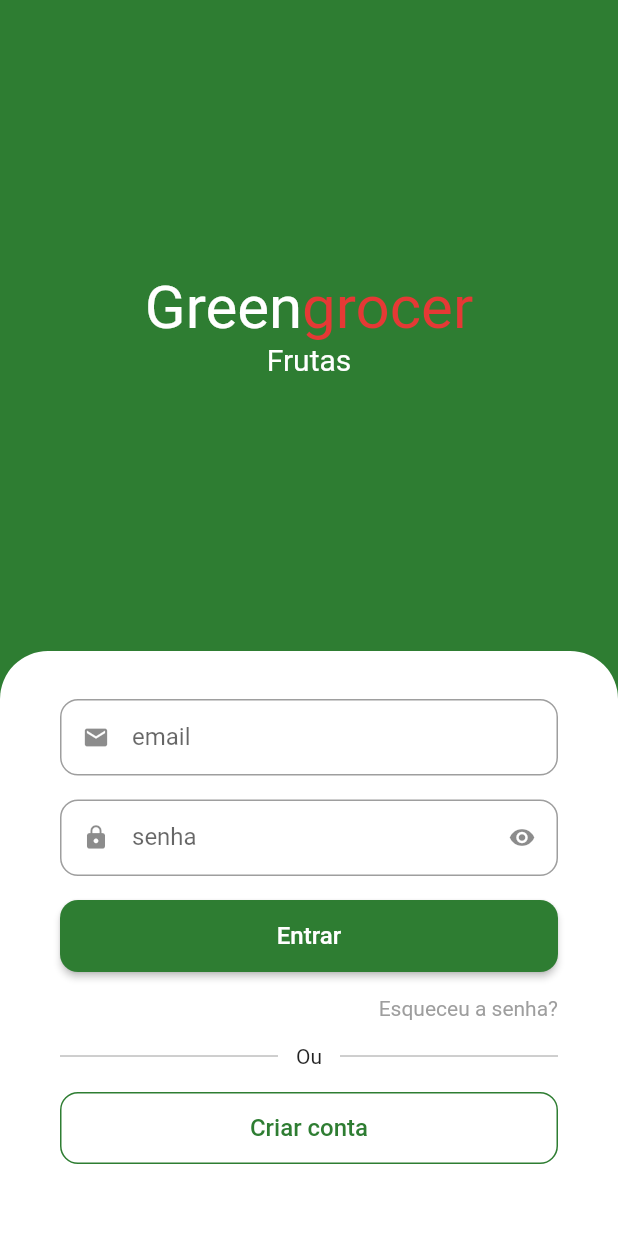
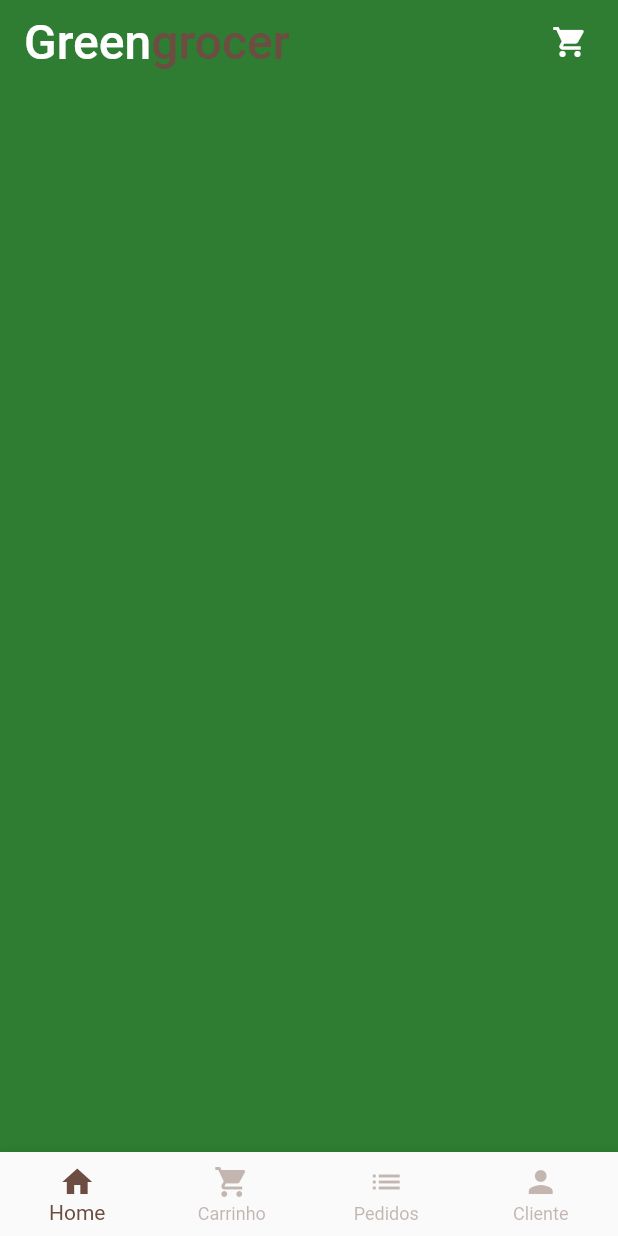
Before and after one commit to matmeirelles/green-grocery-course, a Flutter app: the screen it shows after launch, after a tap on "Entrar", on a phone screen of 412 x 824 dp. Run offline on Flutter 3.47's test engine with Material 2 defaults, Android fonts, the phone set to English and light mode, and no system bars; drawn by our look-alikes of animated_text_kit; our stand-ins replace mask_text_input_formatter.

Commit message:
starting development of home and bottom navigation

```diff
--- a/lib/common/foundations/custom_colors.dart
+++ b/lib/common/foundations/custom_colors.dart
@@ -15,6 +15,6 @@ const Map<int, Color> _swatchOpacity = {
 
 abstract class CustomColors {
   static Color primaryColor = Colors.green.shade800;
-  static Color secondaryColor = Colors.red.shade600;
+  static Color secondaryColor = Colors.brown.shade600;
   static const MaterialColor customColorSwatch = MaterialColor(0xFF2e7d32, _swatchOpacity);
 }
--- /dev/null
+++ b/lib/common/widgets/app_logo_title.dart
@@ -0,0 +1,33 @@
+import 'package:flutter/material.dart';
+import '../foundations/custom_colors.dart';
+
+class AppLogoTitle extends StatelessWidget {
+  final double fontSize;
+  const AppLogoTitle({
+    Key? key,
+    required this.fontSize,
+  }) : super(key: key);
+
+  @override
+  Widget build(BuildContext context) {
+    return Text.rich(TextSpan(
+      style: TextStyle(
+        fontSize: fontSize,
+      ),
+      children: [
+        const TextSpan(
+          text: 'Green',
+          style: TextStyle(
+            color: Colors.white,
+          ),
+        ),
+        TextSpan(
+          text: 'grocer',
+          style: TextStyle(
+            color: CustomColors.secondaryColor,
+          ),
+        )
+      ],
+    ));
+  }
+}
--- a/lib/features/auth/presentation/screens/sign_in_screen.dart
+++ b/lib/features/auth/presentation/screens/sign_in_screen.dart
@@ -2,11 +2,12 @@ import 'package:animated_text_kit/animated_text_kit.dart';
 import 'package:flutter/material.dart';
 import 'package:green_grocery_course/common/foundations/app_sizes.dart';
 import 'package:green_grocery_course/common/foundations/app_spacings.dart';
-import 'package:green_grocery_course/common/foundations/custom_colors.dart';
 import 'package:green_grocery_course/common/widgets/app_form.dart';
+import 'package:green_grocery_course/common/widgets/app_logo_title.dart';
 import 'package:green_grocery_course/common/widgets/app_text_field.dart';
 import 'package:green_grocery_course/common/widgets/app_button.dart';
 import 'package:green_grocery_course/features/auth/presentation/screens/sign_up_screen.dart';
+import 'package:green_grocery_course/features/base/presentation/screens/base_screen.dart';
 
 class SignInScreen extends StatelessWidget {
   const SignInScreen({super.key});
@@ -15,7 +16,6 @@ class SignInScreen extends StatelessWidget {
   Widget build(BuildContext context) {
     final size = MediaQuery.of(context).size;
     return Scaffold(
-      backgroundColor: Theme.of(context).primaryColor,
       body: SingleChildScrollView(
         child: SizedBox(
           height: size.height,
@@ -27,25 +27,9 @@ class SignInScreen extends StatelessWidget {
                   child: Column(
                     mainAxisAlignment: MainAxisAlignment.center,
                     children: <Widget>[
-                      Text.rich(TextSpan(
-                        style: const TextStyle(
-                          fontSize: AppSizes.sizesBase10,
-                        ),
-                        children: [
-                          const TextSpan(
-                            text: 'Green',
-                            style: TextStyle(
-                              color: Colors.white,
-                            ),
-                          ),
-                          TextSpan(
-                            text: 'grocer',
-                            style: TextStyle(
-                              color: CustomColors.secondaryColor,
-                            ),
-                          )
-                        ],
-                      )),
+                      const AppLogoTitle(
+                        fontSize: AppSizes.sizesBase10,
+                      ),
                       SizedBox(
                         height: AppSizes.sizesBase06,
                         child: DefaultTextStyle(
@@ -89,7 +73,10 @@ class SignInScreen extends StatelessWidget {
                   ),
                   AppButton(
                     lable: 'Entrar',
-                    onClick: () {},
+                    onClick: () {
+                      Navigator.of(context)
+                          .pushReplacement(MaterialPageRoute(builder: (context) => const BaseScreen()));
+                    },
                   ),
                   const SizedBox(
                     height: AppSpacings.spacingInnerBase04,
--- a/lib/features/auth/presentation/screens/sign_up_screen.dart
+++ b/lib/features/auth/presentation/screens/sign_up_screen.dart
@@ -64,6 +64,7 @@ class SignUpScreen extends StatelessWidget {
                         label: 'celular',
                         icon: Icons.phone,
                         inputFormatters: [AppFormatters.phoneFormatter],
+                        keyboardType: TextInputType.number,
                       ),
                       const SizedBox(
                         height: AppSpacings.spacingInnerBase04,
@@ -72,6 +73,7 @@ class SignUpScreen extends StatelessWidget {
                         label: 'cpf',
                         icon: Icons.contact_page,
                         inputFormatters: [AppFormatters.cpfFormatter],
+                        keyboardType: TextInputType.number,
                       ),
                       const SizedBox(
                         height: AppSpacings.spacingInnerBase04,
--- /dev/null
+++ b/lib/features/base/presentation/screens/base_screen.dart
@@ -0,0 +1,67 @@
+import 'package:flutter/material.dart';
+import 'package:green_grocery_course/common/foundations/custom_colors.dart';
+import 'package:green_grocery_course/features/home/presentation/screens/home_screen.dart';
+
+class BaseScreen extends StatefulWidget {
+  const BaseScreen({super.key});
+
+  @override
+  State<BaseScreen> createState() => _BaseScreenState();
+}
+
+class _BaseScreenState extends State<BaseScreen> {
+  int currentIndex = 0;
+  final pageController = PageController();
+
+  @override
+  Widget build(BuildContext context) {
+    return Scaffold(
+      body: PageView(
+        controller: pageController,
+        physics: const NeverScrollableScrollPhysics(),
+        children: [
+          const HomeScreen(),
+          Container(
+            color: Colors.green,
+          ),
+          Container(
+            color: Colors.yellow,
+          ),
+          Container(
+            color: Colors.blue,
+          ),
+        ],
+      ),
+      bottomNavigationBar: BottomNavigationBar(
+        currentIndex: currentIndex,
+        type: BottomNavigationBarType.fixed,
+        selectedItemColor: CustomColors.secondaryColor,
+        unselectedItemColor: CustomColors.secondaryColor.withAlpha(100),
+        onTap: (index) {
+          setState(() {
+            currentIndex = index;
+            pageController.jumpToPage(index);
+          });
+        },
+        items: const <BottomNavigationBarItem>[
+          BottomNavigationBarItem(
+            icon: Icon(Icons.home),
+            label: 'Home',
+          ),
+          BottomNavigationBarItem(
+            icon: Icon(Icons.shopping_cart),
+            label: 'Carrinho',
+          ),
+          BottomNavigationBarItem(
+            icon: Icon(Icons.list),
+            label: 'Pedidos',
+          ),
+          BottomNavigationBarItem(
+            icon: Icon(Icons.person),
+            label: 'Cliente',
+          ),
+        ],
+      ),
+    );
+  }
+}
--- /dev/null
+++ b/lib/features/home/presentation/screens/home_screen.dart
@@ -0,0 +1,34 @@
+import 'package:flutter/material.dart';
+import 'package:green_grocery_course/common/foundations/app_spacings.dart';
+import 'package:green_grocery_course/common/widgets/app_logo_title.dart';
+
+import '../../../../common/foundations/app_sizes.dart';
+
+class HomeScreen extends StatelessWidget {
+  const HomeScreen({super.key});
+
+  @override
+  Widget build(BuildContext context) {
+    return Scaffold(
+      appBar: AppBar(
+        automaticallyImplyLeading: false,
+        elevation: 0,
+        backgroundColor: Colors.transparent,
+        title: const AppLogoTitle(fontSize: AppSizes.sizesBase08),
+        actions: <Widget>[
+          Padding(
+            padding: const EdgeInsets.only(right: AppSpacings.spacingInnerBase02),
+            child: IconButton(
+                onPressed: () {},
+                icon: const Icon(
+                  Icons.shopping_cart,
+                )),
+          )
+        ],
+      ),
+      body: Container(
+        color: Theme.of(context).primaryColor,
+      ),
+    );
+  }
+}
--- a/lib/main.dart
+++ b/lib/main.dart
@@ -17,6 +17,7 @@ class MyApp extends StatelessWidget {
       theme: ThemeData(
         primaryColor: CustomColors.primaryColor,
         primarySwatch: CustomColors.customColorSwatch,
+        scaffoldBackgroundColor: CustomColors.primaryColor,
       ),
       debugShowCheckedModeBanner: false,
       home: const SignInScreen(),
```
